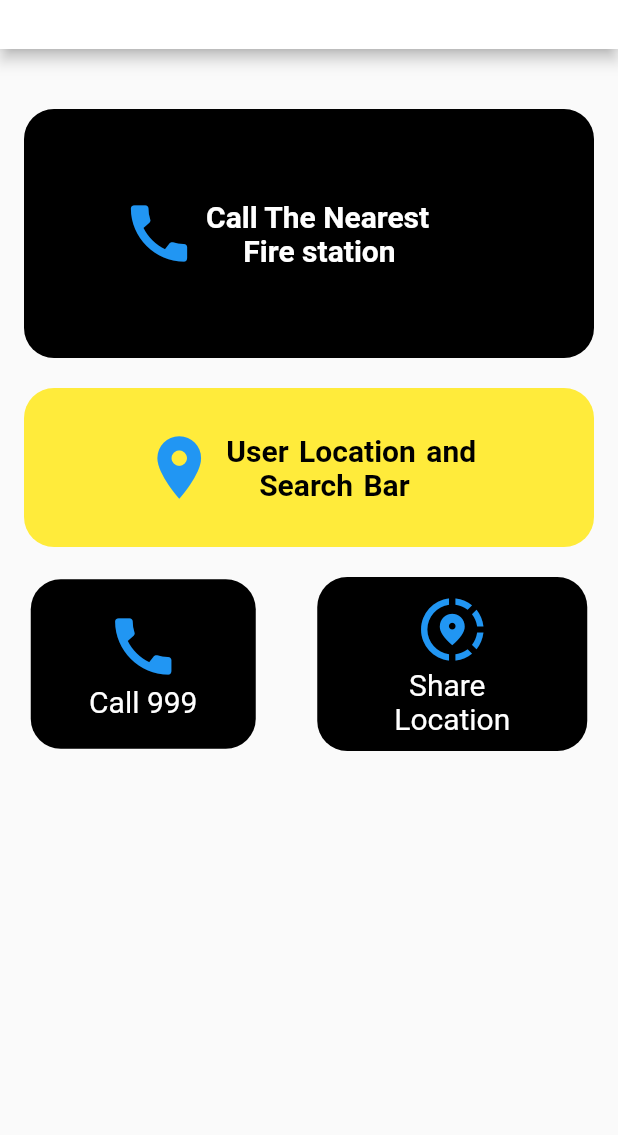
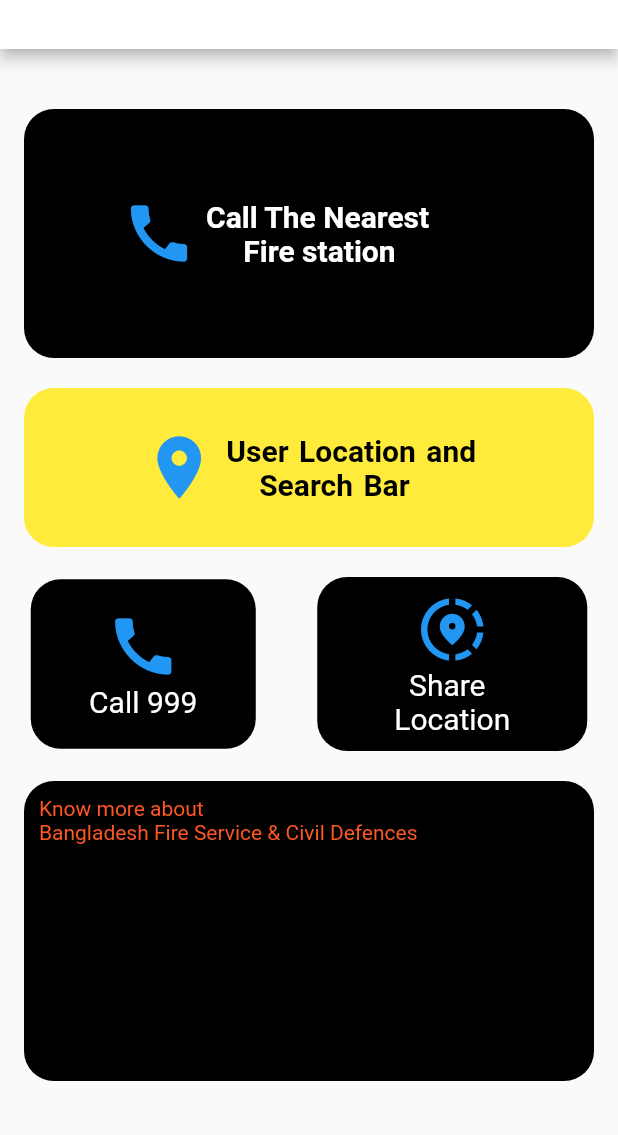
Before and after one commit to Tousif149/Fire-Alert, a Flutter app: the screen it shows after launch, on a phone screen of 412 x 824 dp, the part 101-1236 px from its top. Run offline on Flutter 3.47's test engine with Material 2 defaults, Android fonts, the phone set to English and light mode, and no system bars; our stand-ins replace firebase_core, firebase_database, loading_animation_widget, location; missing offline and left inert: flutter_phone_direct_caller, open_street_map_search_and_pick; accounts and stored records are empty.

Commit message:
Added fs website

```diff
--- a/lib/pages/home.dart
+++ b/lib/pages/home.dart
@@ -3,6 +3,7 @@ import 'package:flutter_phone_direct_caller/flutter_phone_direct_caller.dart';
 import 'package:firebase_core/firebase_core.dart';
 import 'package:url_launcher/url_launcher.dart';
 import 'package:finalproject/main.dart';
+import 'package:url_launcher/url_launcher.dart';
 _makingPhoneCall() async {
   var url = Uri.parse("tel:999");
   if (await canLaunchUrl(url)) {
@@ -11,6 +12,7 @@ _makingPhoneCall() async {
     throw 'Could not launch $url';
   }
 }
+
 class Home extends StatefulWidget {
   @override
   _HomeState createState() => _HomeState();
@@ -18,6 +20,15 @@ class Home extends StatefulWidget {
 
 
 class _HomeState extends State<Home> {
+  Future<void> _launchURL(String url) async {
+    final Uri uri = Uri(scheme: "https", host: url);
+    if(!await launchUrl(
+      uri,
+      mode: LaunchMode.externalApplication,
+    )) {
+      throw "Can not launch url";
+    }
+  }
   @override
   Widget build(BuildContext context) {
     return Scaffold(
@@ -177,7 +188,7 @@ class _HomeState extends State<Home> {
                 ),
 
 
-                const SizedBox(height: 70),
+                const SizedBox(height: 10),
                 // Divider(
                 //   color: Colors.black,
                 // ),
@@ -231,6 +242,28 @@ class _HomeState extends State<Home> {
                 // ),
               ],
             ),
+             const SizedBox(height:20.0),
+            InkWell(
+        onTap: () {
+          _launchURL("www.fireservice.gov.bd");
+        },
+              child: Ink(
+                padding: EdgeInsets.all(10),
+                width:380,
+                height:200,
+                decoration: BoxDecoration(
+                  borderRadius: BorderRadius.circular(20),
+                  color: Colors.black,
+                ),
+
+                child: Text('Know more about \n'
+                    'Bangladesh Fire Service & Civil Defences ',
+                style: TextStyle(
+                  color: Colors.deepOrange,
+
+                ),),
+              ),
+            )
 
 
 
--- a/pubspec.yaml
+++ b/pubspec.yaml
@@ -30,7 +30,7 @@ dependencies:
   loading_animation_widget:
   flutter:
     sdk: flutter
-
+  url_launcher: ^6.1.6
 
   # The following adds the Cupertino Icons font to your application.
   # Use with the CupertinoIcons class for iOS style icons.
@@ -38,7 +38,6 @@ dependencies:
   flutter_svg_provider: ^1.0.3
   flutter_rating_bar: ^4.0.0
   google_fonts: 2.2.0
-  url_launcher: ^6.1.5
   flutter_phone_direct_caller: ^2.1.1
   location: ^4.4.0
 #  cloud_firestore: ^3.4.9
```
Also changed, not shown: pubspec.lock.
